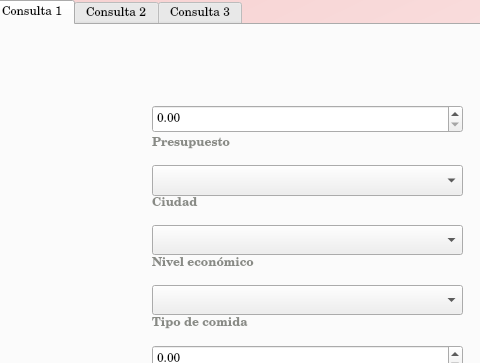
ThElement12/proyecto-final-prolog, file src/front/xml/beach_view.ui: the form before one commit; both pictures show x 0 to 480 and y 0 to 363 of the 1093 by 541 pixel window.
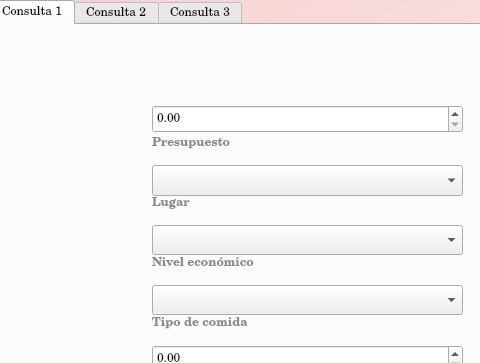
The form after the commit. Icons and pictures are not drawn.

```diff
--- a/src/front/xml/beach_view.ui
+++ b/src/front/xml/beach_view.ui
@@ -251,7 +251,7 @@
 font-weight: bold;</string>
      </property>
      <property name="text">
-      <string>Ciudad</string>
+      <string>Lugar</string>
      </property>
     </widget>
     <widget class="QLabel" name="label_porcentage_restaurant">
```
Left out of the diff: 2 changed lines with no effect on the pictures.
